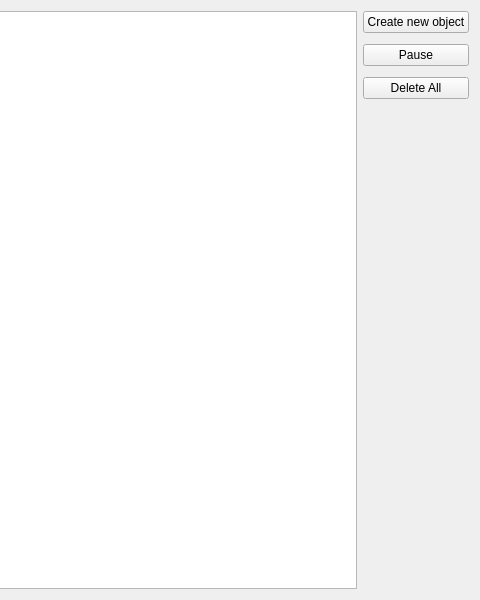
First picture: the form in GravityGame/widget.ui, repository KalinaVitaly/Patterns, before the edit; both pictures show x 320 to 800 and y 0 to 600 of the 800 by 600 pixel window.
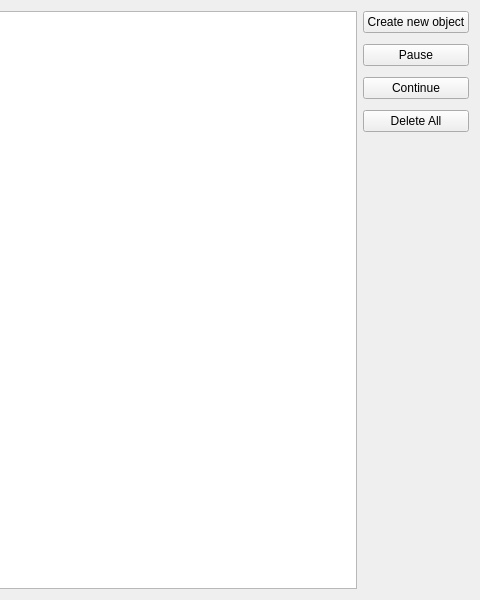
Second picture: the form after the edit.

Commit message: Added pause game and continue

```diff
--- a/GravityGame/widget.ui
+++ b/GravityGame/widget.ui
@@ -56,6 +56,29 @@
        </property>
       </widget>
      </item>
+     <item>
+      <spacer name="verticalSpacer_4">
+       <property name="orientation">
+        <enum>Qt::Vertical</enum>
+       </property>
+       <property name="sizeType">
+        <enum>QSizePolicy::Minimum</enum>
+       </property>
+       <property name="sizeHint" stdset="0">
+        <size>
+         <width>20</width>
+         <height>5</height>
+        </size>
+       </property>
+      </spacer>
+     </item>
+     <item>
+      <widget class="QPushButton" name="ContinueButton">
+       <property name="text">
+        <string>Continue</string>
+       </property>
+      </widget>
+     </item>
      <item>
       <spacer name="verticalSpacer_3">
        <property name="orientation">
```
The commit also changes 5 other files.
